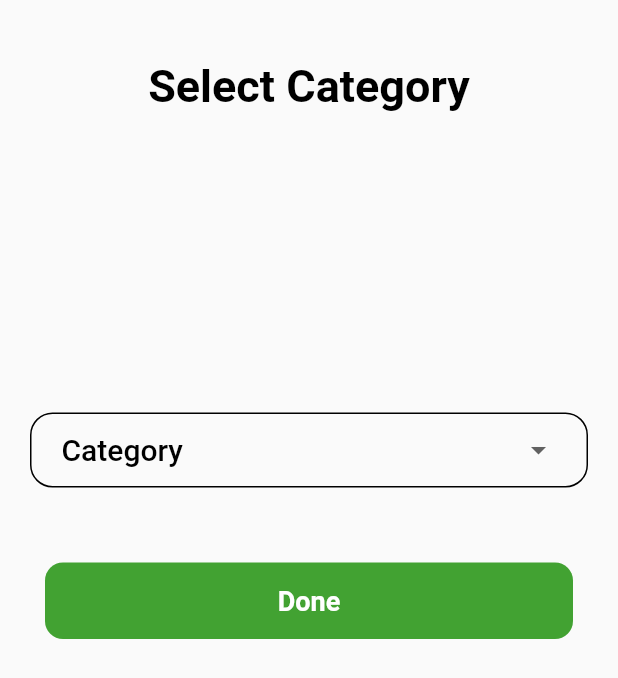
After one commit to calvingoh/myreceiptapp, a Flutter app: the Category screen opened directly, on a phone screen of 412 x 824 dp. The commit adds this screen. Shown: the top 678 px of the screen. Run offline on Flutter 3.47's test engine with Material 2 defaults, Android fonts, the phone set to English and light mode, and no system bars; our stand-ins replace barcode_widget, cloud_firestore, date_format, firebase_auth, firebase_core, firebase_storage and 6 more; missing offline and left inert: cloud_firestore_web, firebase_auth_web, firebase_core_web, firebase_storage_web, flutter_barcode_scanner, image_picker_for_web and 1 more; accounts and stored records are empty.

Commit message:
final update 3rd Dec

```diff
--- a/lib/pages/bottomnav.dart
+++ b/lib/pages/bottomnav.dart
@@ -61,18 +61,18 @@ class _BottombarState extends State<Bottombar> {
             ),
             BottomNavigationBarItem(
               icon: Icon(Icons.qr_code_scanner_rounded),
-              label: "Scan",
+              label: "Scan Receipts",
               activeIcon:
               Icon(Icons.qr_code_scanner_rounded, color: Color(0xFF42A132)),
             ),
             BottomNavigationBarItem(
               icon: Icon(Icons.receipt),
-              label: "Receipts",
+              label: "MyReceipts",
               activeIcon: Icon(Icons.receipt, color: Color(0xFF42A132)),
             ),
             BottomNavigationBarItem(
               icon: Icon(Icons.currency_exchange),
-              label: "Spendings",
+              label: "MySpendings",
               activeIcon:
               Icon(Icons.currency_exchange, color: Color(0xFF42A132)),
             ),
--- /dev/null
+++ b/lib/pages/category.dart
@@ -0,0 +1,152 @@
+import 'package:flutter/material.dart';
+import 'package:myreceiptapp/pages/bottomnav.dart';
+import 'package:myreceiptapp/service/shared_pref.dart';
+
+class Category extends StatefulWidget {
+  Category({Key? key}) : super(key: key);
+
+  @override
+  State<Category> createState() => _CategoryState();
+}
+
+class _CategoryState extends State<Category> {
+   String Date = "",
+      name = "",
+      time = "",
+      myid = "",
+      myname = "",
+      myusername = "",
+      myimage = "",
+      myemail = "",
+      myspend = "",
+      myfood = "",
+      mytansport = "",
+      myshopping = "",
+      myentertainment = "";
+
+      int data=0;
+    getthesharedpref() async {
+    myid = (await SharedPreferenceHelper().getUserId())!;
+    myemail = (await SharedPreferenceHelper().getUserEmail())!;
+    myname = (await SharedPreferenceHelper().getDisplayName())!;
+    myimage = (await SharedPreferenceHelper().getUserProfileUrl())!;
+    myspend = (await SharedPreferenceHelper().getUserSpend())!;
+    myfood = (await SharedPreferenceHelper().getUserFood())!;
+    mytansport = (await SharedPreferenceHelper().getUserTransport())!;
+    myentertainment = (await SharedPreferenceHelper().getUserEntertainment())!;
+    myshopping = (await SharedPreferenceHelper().getUserShopping())!;
+    setState(() {});
+  }
+
+   loadthedata() async {
+
+    await getthesharedpref();
+
+
+    setState(() {});
+  }
+
+    List<String> category = ['Food', 'Transport', 'Shopping', 'Entertainment'];
+  String? categoryItem, show;
+
+  @override
+  void initState() {
+    loadthedata();
+
+    super.initState();
+  }
+
+  @override
+  Widget build(BuildContext context) {
+    return Scaffold(
+      body: Container(
+        margin: EdgeInsets.symmetric(vertical: 40.0, horizontal: 20.0),
+        child: Column(children: [
+          Text(
+              "Select Category",
+              style: TextStyle(
+                  color: Colors.black,
+                  fontWeight: FontWeight.bold,
+                  fontSize: 30.0),
+            ),
+       SizedBox(height: 200.0,),
+             Center(
+               child: Container(
+                decoration: BoxDecoration(
+                    borderRadius: BorderRadius.circular(15),
+                    border: Border.all()),
+                padding: EdgeInsets.only(right: 20.0, left: 20.0),
+                width: MediaQuery.of(context).size.width,
+                height: 50,
+                child: DropdownButtonHideUnderline(
+                  child: DropdownButton<String>(
+                      onChanged: (item) {
+
+                      setState(() {
+                            categoryItem = item!;
+
+                          });
+  },
+                      hint: Text(
+                        "Category",
+                        style: TextStyle(
+                            color: Colors.black,
+                            fontWeight: FontWeight.w500,
+                            fontSize: 20.0),
+                      ),
+                      value: categoryItem,
+                      items: category
+                          .map((item) => DropdownMenuItem<String>(
+                              value: item,
+                              child: Text(
+                                item,
+                                style: TextStyle(fontSize: 22),
+                              )))
+                          .toList()),
+                ),
+            ),
+             ),
+             SizedBox(height: 50.0,),
+             GestureDetector(
+              onTap: (){
+                    categoryItem == "Food"
+                        ? data = int.parse(myfood) + 1
+                        : categoryItem == "Transport"
+                            ? data = int.parse(mytansport) + 1
+                            : categoryItem == "Shopping"
+                                ? data = int.parse(myshopping) + 1
+                                : data = int.parse(myentertainment) + 1;
+                    categoryItem == "Food"
+                        ? SharedPreferenceHelper().saveUserFood(data.toString())
+                        : categoryItem == "Transport"
+                            ? SharedPreferenceHelper()
+                                .saveUserTransport(data.toString())
+                            : categoryItem == "Shopping"
+                                ? SharedPreferenceHelper()
+                                    .saveUserShopping(data.toString())
+                                : SharedPreferenceHelper()
+                                    .saveUserEntertainment(data.toString());
+
+                    Navigator.pushReplacement(context,
+                        MaterialPageRoute(builder: (context) => Bottombar()));
+              },
+               child: Container(
+                  margin: EdgeInsets.symmetric(horizontal: 10.0),
+                  padding: EdgeInsets.symmetric(vertical: 15.0),
+                  alignment: Alignment.center,
+                  decoration: BoxDecoration(
+                      color: Color(0xFF42A232),
+                      borderRadius: BorderRadius.circular(12)),
+                  child: Text(
+                    "Done",
+                    style: TextStyle(
+                        color: Colors.white,
+                        fontSize: 18.0,
+                        fontWeight: FontWeight.w700),
+                  ),
+                ),
+             ),
+      ],),),
+    );
+  }
+}
--- a/lib/pages/choose.dart
+++ b/lib/pages/choose.dart
@@ -1,10 +1,12 @@
 import 'package:flutter/material.dart';
 import 'package:myreceiptapp/pages/bottomnav.dart';
+import 'package:myreceiptapp/service/database.dart';
 import 'package:myreceiptapp/service/shared_pref.dart';
 import 'package:myreceiptapp/vendors/vendornav.dart';
 
 class Choose extends StatefulWidget {
-  Choose({Key? key}) : super(key: key);
+  String id;
+  Choose({required this.id});
 
   @override
   State<Choose> createState() => _ChooseState();
@@ -36,6 +38,7 @@ class _ChooseState extends State<Choose> {
             GestureDetector(
               onTap: () async {
                 await SharedPreferenceHelper().saveUserRole("Costumer");
+                DatabaseMethods().updateRole(widget.id, "Costumer");
                 Navigator.push(context,
                     MaterialPageRoute(builder: (context) => Bottombar()));
               },
@@ -64,6 +67,7 @@ class _ChooseState extends State<Choose> {
             GestureDetector(
               onTap: () async {
                 await SharedPreferenceHelper().saveUserRole("Vendor");
+                DatabaseMethods().updateRole(widget.id, "Vendor");
                 Navigator.push(context,
                     MaterialPageRoute(builder: (context) => VendorNav()));
               },
--- a/lib/pages/line_tiles.dart
+++ b/lib/pages/line_tiles.dart
@@ -42,11 +42,11 @@ class LineTitles {
       getTitles: (value) {
         switch (value.toInt()) {
           case 1:
-                return '10k';
+            return '1k';
           case 3:
-                return '30k';
+            return '3k';
           case 5:
-                return '50k';
+            return '5k';
         }
         return '';
       },
--- a/lib/vendors/dashboard.dart
+++ b/lib/vendors/dashboard.dart
@@ -45,7 +45,7 @@ class _DashboardState extends State<Dashboard> {
   @override
   Widget build(BuildContext context) {
     return Scaffold(
-      body: spend == null
+      body: show == null
           ? Center(child: CircularProgressIndicator())
           : Container(
         margin: EdgeInsets.symmetric(vertical: 45.0, horizontal: 20.0),
--- a/lib/vendors/vendor_tiles.dart
+++ b/lib/vendors/vendor_tiles.dart
@@ -44,11 +44,11 @@ class VendorLineTitles {
       getTitles: (value) {
         switch (value.toInt()) {
           case 1:
-            return '10k';
+            return '1k';
           case 3:
-            return '30k';
+            return '3k';
           case 5:
-            return '50k';
+            return '5k';
         }
         return '';
       },
--- a/lib/vendors/vendornav.dart
+++ b/lib/vendors/vendornav.dart
@@ -61,7 +61,7 @@ class _VendorNavState extends State<VendorNav> {
             ),
             BottomNavigationBarItem(
               icon: Icon(Icons.qr_code_scanner_outlined),
-              label: "Generate QR",
+              label: "Generate Digital Receipt",
 
               activeIcon: Icon(Icons.qr_code_scanner_outlined, color: Color(0xFF42A132)),
             ),
--- a/pubspec.yaml
+++ b/pubspec.yaml
@@ -42,6 +42,7 @@ dependencies:
   shared_preferences: ^2.0.15
   random_string: ^2.1.0
   firebase_storage: ^10.3.2
+  firebase_core_platform_interface: ^4.5.1
   image_picker: ^0.8.5+3
   fluttertoast: ^8.0.8
   barcode_widget: ^2.0.3
```
Also changed, not shown: lib/pages/barcode.dart (+17 -54 lines), lib/pages/login.dart (+39 -3 lines), lib/pages/myspending.dart (+10 -7 lines), lib/pages/profile.dart (+36 -34 lines), lib/service/database.dart (+15 -0 lines), lib/service/shared_pref.dart (+5 -5 lines), lib/vendors/generate_receipt.dart (+39 -3 lines), lib/vendors/pie_vendor.dart (+4 -4 lines), lib/vendors/report.dart (+10 -7 lines), lib/pages/dashboard_costumer.dart (line endings or trailing spaces), pubspec.lock, 2 other files. Lines whose indentation alone changed are shown as unchanged.
